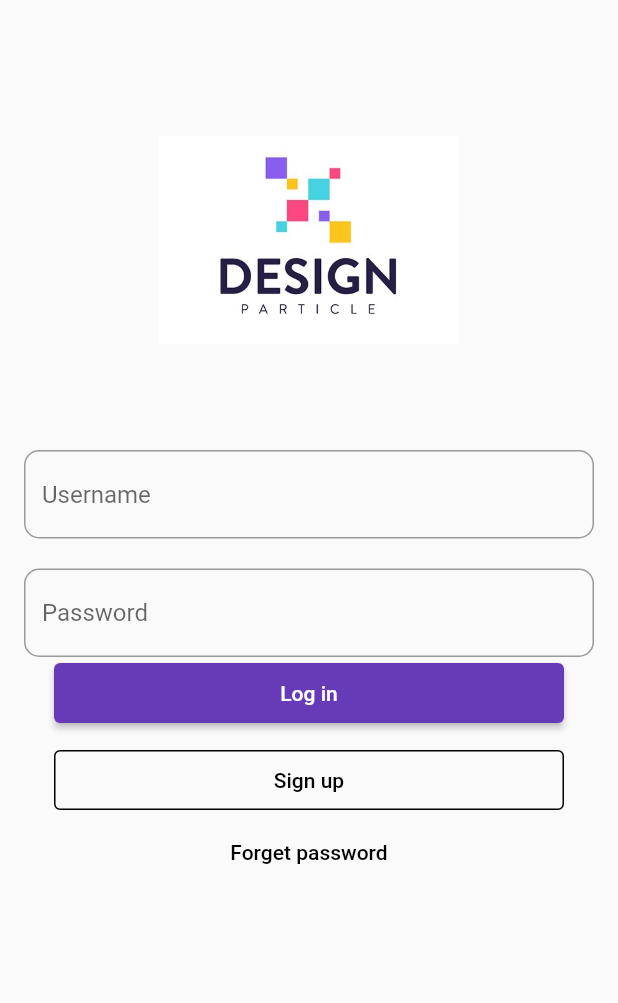
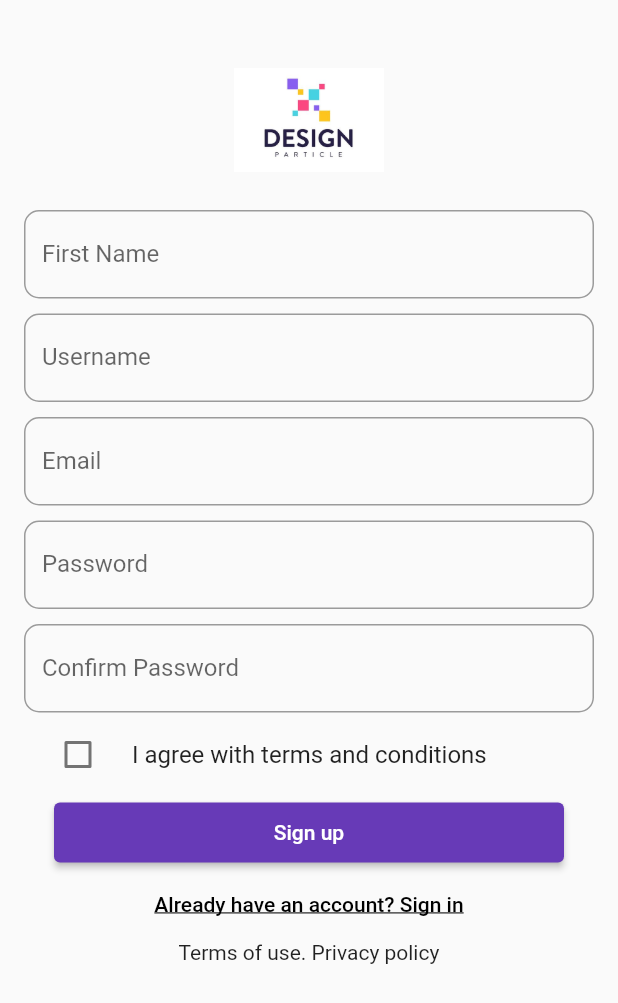
Before and after one commit to sitabra/Assignment-1, a Flutter app: the screen it shows after launch, after a tap on "Sign up", on a phone screen of 412 x 824 dp. Shown: the top 1003 px of the screen. Run offline on Flutter 3.47's test engine with Material 2 defaults, Android fonts, the phone set to English and light mode, and no system bars.

Commit message:
username and password validaton

```diff
--- a/lib/homepage.dart
+++ b/lib/homepage.dart
@@ -12,10 +12,13 @@ class _HomePageState extends State<HomePage> {
   TextEditingController _usernameController = TextEditingController();
   TextEditingController _passwordController = TextEditingController();
   bool _validate = false;
+  final _formKey = GlobalKey<_HomePageState>();
+
   @override
   Widget build(BuildContext context) {
     return Scaffold(
       body: SingleChildScrollView(
+        key: _formKey,
         child: Container(
           margin: const EdgeInsets.symmetric(horizontal: 16, vertical: 20),
           child: Column(
@@ -30,73 +33,93 @@ class _HomePageState extends State<HomePage> {
                         fit: BoxFit.contain)),
               ),
               const SizedBox(
-                height: 40,
+                height: 20,
               ),
-              TextField(
+              TextFormField(
+                  validator: (value) {
+                    if (value == null || value.isEmpty) {
+                      return 'Please enter some text';
+                    }
+                    return null;
+                  },
                   controller: _usernameController,
                   textInputAction: TextInputAction.go,
                   decoration: InputDecoration(
                       fillColor: Colors.grey.shade100,
-                      hintText: 'Username',
+                      labelText: 'Username',
                       border: OutlineInputBorder(
                           borderRadius: BorderRadius.circular(10)))),
               const SizedBox(
                 height: 20,
               ),
               TextField(
-
                 controller: _passwordController,
                 textInputAction: TextInputAction.go,
                 obscureText: true,
                 decoration: InputDecoration(
                     errorText: _validate ? 'Value Can\'t Be Empty' : null,
                     fillColor: Colors.grey.shade100,
-                    hintText: 'Password',
+                    labelText: 'Password',
                     border: OutlineInputBorder(
                         borderRadius: BorderRadius.circular(10))),
               ),
-
               ElevatedButton(
                   style: ElevatedButton.styleFrom(
                       onPrimary: Colors.white,
                       primary: Colors.deepPurple,
                       minimumSize: const Size(340, 40)),
                   onPressed: () {
-                    showDialog(
+                    _usernameController.text.isEmpty ||
+                            _passwordController.text.isEmpty
+                        ? null
+                        : showDialog(
                             context: context,
                             builder: (BuildContext context) {
                               return AlertDialog(
                                 title: Text("Confirm"),
-                          content: Text(_usernameController.text + " "+ _passwordController.text ),
+                                content: Text(_usernameController.text +
+                                    " :Username"
+                                        "\n " +
+                                    _passwordController.text +
+                                    " :Password"),
                                 actions: [
                                   TextButton(
                                     child: Text("OK"),
-                        onPressed: () { },
+                                    onPressed: () {
+                                      Navigator.pop(context);
+                                    },
                                   ),
                                 ],
                               );
                             },
                           );
-
-
                   },
                   child: const Text('Log in')),
               const SizedBox(
-                height: 10,
+                height: 20,
               ),
               OutlinedButton(
                   style: OutlinedButton.styleFrom(
                       primary: Colors.black,
                       minimumSize: const Size(340, 40),
                       side: const BorderSide(color: Colors.black)),
-                  onPressed: () {},
+                  onPressed: () {
+                    Navigator.pushNamed(context, 'register');
+                  },
                   child: const Text('Sign up')),
               TextButton(
-                style: TextButton.styleFrom(
-                  primary: Colors.black
-                ),
+                  style: TextButton.styleFrom(primary: Colors.black),
                   onPressed: () {},
                   child: const Text('Forget password')),
+              const SizedBox(
+                height: 20,
+              ),
+              Text(
+                'Terms of use. Privacy policy',
+                style: TextStyle(
+                  decoration: TextDecoration.none,
+                ),
+              )
             ],
           ),
         ),
--- a/lib/main.dart
+++ b/lib/main.dart
@@ -1,6 +1,6 @@
 import 'package:flutter/material.dart';
 import 'package:login_assignment/homepage.dart';
-
+import 'package:login_assignment/register.dart';
 void main() {
   runApp(const MyApp());
 }
@@ -13,6 +13,10 @@ class MyApp extends StatelessWidget {
   Widget build(BuildContext context) {
     return MaterialApp(
       debugShowCheckedModeBanner: false,
+      initialRoute: 'homepage',
+      routes: {
+        'register':(context) => MyRegister(),
+      },
       title: 'Flutter Demo',
       theme: ThemeData(
         // This is the theme of your application.
--- /dev/null
+++ b/lib/register.dart
@@ -0,0 +1,169 @@
+import 'package:flutter/material.dart';
+
+class MyRegister extends StatefulWidget {
+  const MyRegister({Key? key}) : super(key: key);
+
+  @override
+  State<MyRegister> createState() => _MyRegisterState();
+}
+
+class _MyRegisterState extends State<MyRegister> {
+  TextEditingController _username1Controller = TextEditingController();
+  TextEditingController _password1Controller = TextEditingController();
+  TextEditingController _emailController = TextEditingController();
+  TextEditingController _firstnameController = TextEditingController();
+  bool checkBoxValue = false;
+  @override
+  Widget build(BuildContext context) {
+    return Scaffold(
+      body: SingleChildScrollView(
+        child: Container(
+          margin: const EdgeInsets.symmetric(horizontal: 16, vertical: 20),
+          child: Column(
+            children: [
+              const SizedBox(height: 10),
+              Container(
+                height: 100,
+                width: 100,
+                decoration: const BoxDecoration(
+                    image: DecorationImage(
+                        image: AssetImage('assets/image/img4.png'),
+                        fit: BoxFit.contain)),
+              ),
+              SizedBox(
+                  height: 10,
+              ),
+              TextField(
+                controller: _firstnameController,
+                textInputAction: TextInputAction.go,
+                decoration: InputDecoration(
+                  fillColor: Colors.black12,
+                  labelText: 'First Name',
+                  border: OutlineInputBorder(
+                    borderRadius: BorderRadius.circular(10)
+                  )
+                ),
+              ),
+              const SizedBox(
+                height: 10,
+              ),
+              TextField(
+                controller: _username1Controller,
+                textInputAction: TextInputAction.go,
+                decoration: InputDecoration(
+                    fillColor: Colors.black12,
+                    labelText: 'Username',
+                    border: OutlineInputBorder(
+                        borderRadius: BorderRadius.circular(10)
+                    )
+                ),
+              ),
+              const SizedBox(
+                height: 10,
+              ),
+              TextField(
+                controller: _emailController,
+                textInputAction: TextInputAction.go,
+                decoration: InputDecoration(
+                    fillColor: Colors.black12,
+                    labelText: 'Email',
+                    border: OutlineInputBorder(
+                        borderRadius: BorderRadius.circular(10)
+                    ),
+                ),
+              ),
+              const SizedBox(
+                height: 10,
+              ),
+              TextField(
+                controller: _password1Controller,
+                textInputAction: TextInputAction.go,
+                obscureText: true,
+                decoration: InputDecoration(
+                  fillColor: Colors.black12,
+                  labelText: 'Password',
+                  border: OutlineInputBorder(
+                      borderRadius: BorderRadius.circular(10)
+                  ),
+                ),
+              ),
+              const SizedBox(
+                height: 10,
+              ),
+              TextField(
+                obscureText: true,
+                decoration: InputDecoration(
+                  fillColor: Colors.black12,
+                  labelText: 'Confirm Password',
+                  border: OutlineInputBorder(
+                      borderRadius: BorderRadius.circular(10)
+                  ),
+                ),
+              ),
+              CheckboxListTile(
+                controlAffinity: ListTileControlAffinity.leading,
+                  activeColor: Colors.deepPurple,
+                  value: checkBoxValue,
+                  title: Text('I agree with terms and conditions'),
+                  onChanged: (value) {
+                setState(() {
+                  checkBoxValue = value!;
+                });
+              }
+              ),
+              ElevatedButton(
+                  style: ElevatedButton.styleFrom(
+                      onPrimary: Colors.white,
+                      primary: Colors.deepPurple,
+                      minimumSize: const Size(340, 40)),
+                  onPressed: () {
+                    showDialog(
+                      context: context,
+                      builder: (BuildContext context) {
+                        return AlertDialog(
+                          title: Text("Confirm"),
+                          content:
+
+                          Text(_firstnameController.text + " :First name "
+                              "\n"+ _username1Controller.text + " :Username "
+                              "\n"+ _emailController.text + " :Email"
+                              "\n"+ _password1Controller.text +" :Password"),
+                          actions: [
+                            TextButton(
+                              child: Text("OK"),
+                              onPressed: () {
+                                Navigator.pop(context);
+                              },
+                            ),
+                          ],
+                        );
+                      },
+                    );
+                  },
+                  child: const Text('Sign up')
+              ),
+              TextButton(
+                  style: TextButton.styleFrom(
+                      primary: Colors.black
+                  ),
+                  onPressed: () {},
+                  child: const Text(
+                    'Already have an account? Sign in',
+                    style: TextStyle(
+                      decoration: TextDecoration.underline,
+                    ),
+                  )
+              ),
+              Text(
+                'Terms of use. Privacy policy',
+                style: TextStyle(
+                  decoration: TextDecoration.none,
+                ),
+              )
+            ],
+          ),
+        ),
+      ),
+    );
+  }
+}
```
Also changed, not shown: assets/image/img5.png (added). Lines whose indentation alone changed are shown as unchanged.
